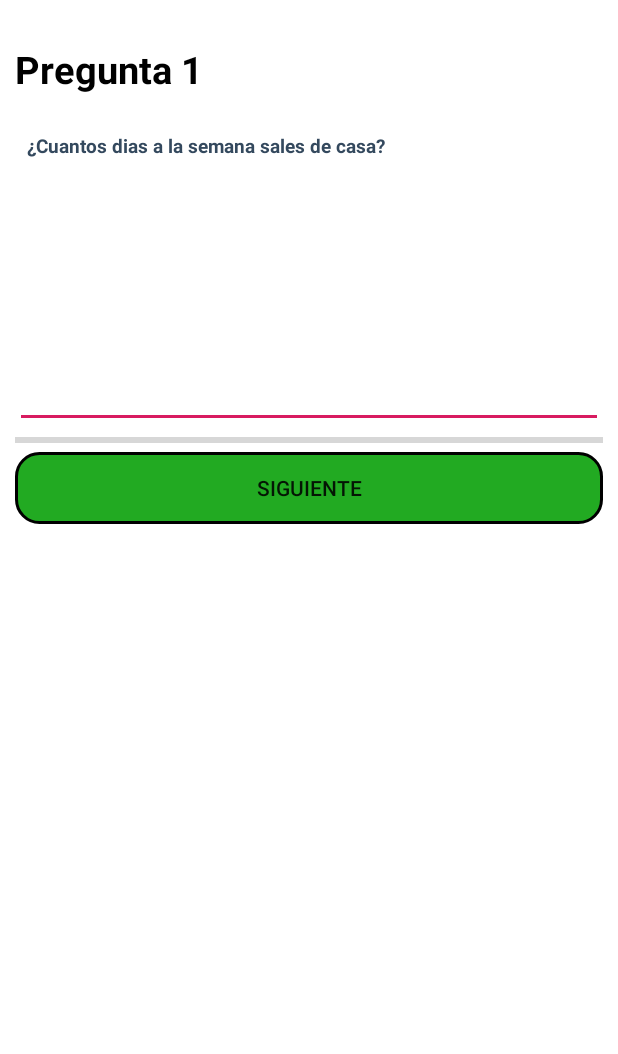
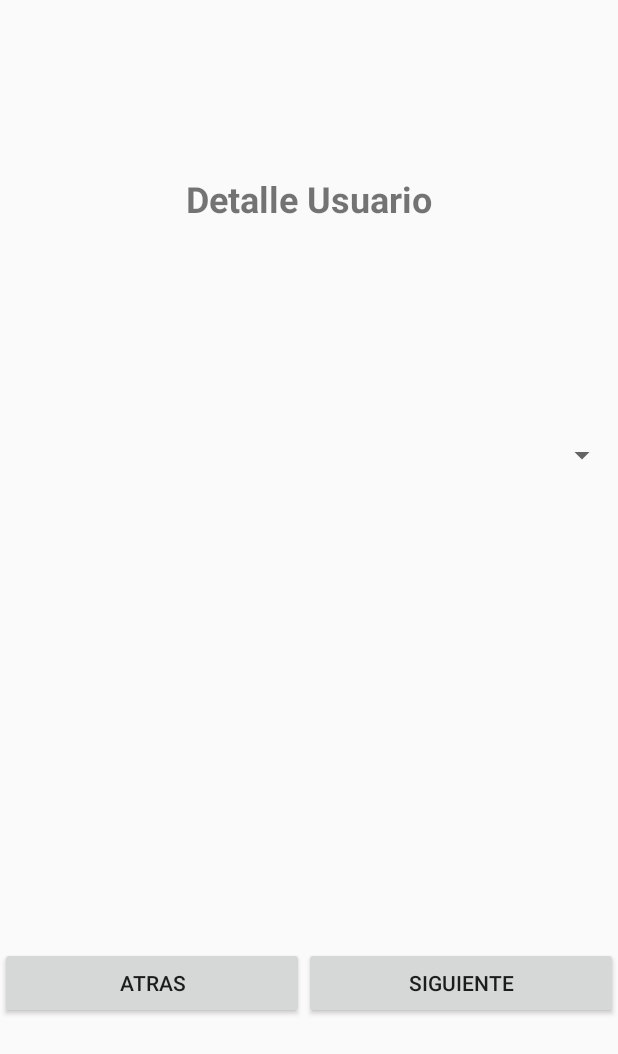
Before and after one commit to yonattan95/DGForm, an Android app: the Encuesta screen opened directly, with no data from a screen before it, on a phone screen of 412 x 824 dp. Shown: the top 1054 px of the screen. Run offline under Robolectric (Android 15) with nearby library versions, the phone set to English and light mode, and no system bars.

Commit message:
Cambio pruebas
cambio para pruebas del aplicativo

```diff
--- a/AppMovil/app/build.gradle
+++ b/AppMovil/app/build.gradle
@@ -33,6 +33,7 @@ dependencies {
     implementation 'com.github.bumptech.glide:glide:4.11.0'
     implementation 'androidx.navigation:navigation-fragment:2.3.0'
     implementation 'androidx.navigation:navigation-ui:2.3.0'
+    implementation 'com.squareup.picasso:picasso:2.5.2'
 
     testImplementation 'junit:junit:4.12'
     testImplementation 'org.junit.jupiter:junit-jupiter:5.6.2'
--- /dev/null
+++ b/AppMovil/app/src/main/java/com/example/navigationdrawerpractica/Fragments/ComboboxFragment.java
@@ -0,0 +1,86 @@
+package com.example.navigationdrawerpractica.Fragments;
+
+import android.app.Activity;
+import android.content.Context;
+import android.content.Intent;
+import android.content.SharedPreferences;
+import android.os.Bundle;
+
+import androidx.annotation.NonNull;
+import androidx.fragment.app.Fragment;
+import androidx.fragment.app.FragmentManager;
+import androidx.fragment.app.FragmentTransaction;
+
+import android.view.LayoutInflater;
+import android.view.View;
+import android.view.ViewGroup;
+import android.widget.Button;
+
+import com.example.navigationdrawerpractica.Interfaces.Encuesta;
+import com.example.navigationdrawerpractica.Interfaces.MainActivity;
+import com.example.navigationdrawerpractica.R;
+
+/**
+ * A simple {@link Fragment} subclass.
+ * Use the {@link ComboboxFragment#newInstance} factory method to
+ * create an instance of this fragment.
+ */
+public class ComboboxFragment extends Fragment {
+
+    private static final String ARG_PARAM1 = "param1";
+    private static final String ARG_PARAM2 = "param2";
+
+    private String mParam1;
+    private String mParam2;
+    FragmentManager fragmentManager;
+    FragmentTransaction fragmentTransaction;
+    Button atras,siguiente;
+
+    public ComboboxFragment() {
+        // Required empty public constructor
+    }
+
+    public static ComboboxFragment newInstance(String param1, String param2) {
+        ComboboxFragment fragment = new ComboboxFragment();
+        Bundle args = new Bundle();
+        args.putString(ARG_PARAM1, param1);
+        args.putString(ARG_PARAM2, param2);
+        fragment.setArguments(args);
+        return fragment;
+    }
+
+    @Override
+    public void onCreate(Bundle savedInstanceState) {
+        super.onCreate(savedInstanceState);
+        if (getArguments() != null) {
+            mParam1 = getArguments().getString(ARG_PARAM1);
+            mParam2 = getArguments().getString(ARG_PARAM2);
+        }
+    }
+
+    @Override
+    public View onCreateView(LayoutInflater inflater, ViewGroup container,
+                             Bundle savedInstanceState) {
+        View view = inflater.inflate(R.layout.fragment_combobox, container, false);
+
+        atras = view.findViewById(R.id.btnAtras);
+        siguiente = view.findViewById(R.id.btnSiguiente);
+
+        siguiente.setOnClickListener(new View.OnClickListener() {
+            @Override
+            public void onClick(View v) {
+                SharedPreferences.Editor sharedPreferences = getActivity().getSharedPreferences("gymapp",Context.MODE_PRIVATE).edit();
+                sharedPreferences.putString("Pregunta","1");
+                sharedPreferences.commit();
+                startActivity(new Intent(getActivity(), Encuesta.class));
+                getActivity().onBackPressed();
+            }
+        });
+
+        return view;
+    }
+    public interface OnMessageReadListener{
+        public void onMessageRead(String Mensaje);
+    }
+
+}
--- /dev/null
+++ b/AppMovil/app/src/main/java/com/example/navigationdrawerpractica/Fragments/EditTextFragment.java
@@ -0,0 +1,86 @@
+package com.example.navigationdrawerpractica.Fragments;
+
+import android.app.Activity;
+import android.content.Context;
+import android.content.Intent;
+import android.content.SharedPreferences;
+import android.net.Uri;
+import android.os.Build;
+import android.os.Bundle;
+
+import androidx.annotation.NonNull;
+import androidx.fragment.app.Fragment;
+import androidx.fragment.app.FragmentManager;
+import androidx.fragment.app.FragmentTransaction;
+
+import android.view.LayoutInflater;
+import android.view.View;
+import android.view.ViewGroup;
+import android.widget.Button;
+
+import com.example.navigationdrawerpractica.Interfaces.Encuesta;
+import com.example.navigationdrawerpractica.Interfaces.LoginActivity;
+import com.example.navigationdrawerpractica.Interfaces.MainActivity;
+import com.example.navigationdrawerpractica.R;
+
+
+public class EditTextFragment extends Fragment {
+
+
+    private static final String ARG_PARAM1 = "param1";
+    private static final String ARG_PARAM2 = "param2";
+
+
+    private String mParam1;
+    private String mParam2;
+
+    Button atras,siguiente;
+    FragmentTransaction transaction;
+    FragmentManager fragmentManager;
+
+
+    public EditTextFragment() {
+        // Required empty public constructor
+    }
+
+    public static EditTextFragment newInstance(String param1, String param2) {
+        EditTextFragment fragment = new EditTextFragment();
+        Bundle args = new Bundle();
+        args.putString(ARG_PARAM1, param1);
+        args.putString(ARG_PARAM2, param2);
+        fragment.setArguments(args);
+        return fragment;
+    }
+
+    @Override
+    public void onCreate(Bundle savedInstanceState) {
+        super.onCreate(savedInstanceState);
+        if (getArguments() != null) {
+            mParam1 = getArguments().getString(ARG_PARAM1);
+            mParam2 = getArguments().getString(ARG_PARAM2);
+        }
+    }
+
+    @Override
+    public View onCreateView(LayoutInflater inflater, ViewGroup container,
+                             Bundle savedInstanceState) {
+        View view = inflater.inflate(R.layout.fragment_edit_text, container, false);
+        atras = view.findViewById(R.id.btnAtras);
+        siguiente = view.findViewById(R.id.btnSiguiente);
+
+        siguiente.setOnClickListener(new View.OnClickListener() {
+            @Override
+            public void onClick(View v) {
+                SharedPreferences.Editor sharedPreferences = getActivity().getSharedPreferences("gymapp",Context.MODE_PRIVATE).edit();
+                sharedPreferences.putString("Pregunta","0");
+                sharedPreferences.commit();
+                startActivity(new Intent(getActivity(),Encuesta.class));
+                getActivity().onBackPressed();
+
+            }
+        });
+
+        return view;
+    }
+
+}
--- a/AppMovil/app/src/main/java/com/example/navigationdrawerpractica/Interfaces/Encuesta.java
+++ b/AppMovil/app/src/main/java/com/example/navigationdrawerpractica/Interfaces/Encuesta.java
@@ -1,19 +1,47 @@
 package com.example.navigationdrawerpractica.Interfaces;
 
 import android.content.Intent;
+import android.content.SharedPreferences;
 import android.os.Bundle;
 import android.view.View;
 
 import androidx.appcompat.app.AppCompatActivity;
+import androidx.fragment.app.Fragment;
+import androidx.fragment.app.FragmentManager;
+import androidx.fragment.app.FragmentTransaction;
 
+import com.example.navigationdrawerpractica.Fragments.ComboboxFragment;
+import com.example.navigationdrawerpractica.Fragments.Detalle_HistorialFragment;
+import com.example.navigationdrawerpractica.Fragments.EditTextFragment;
 import com.example.navigationdrawerpractica.R;
 
-public class Encuesta extends AppCompatActivity {
+public class Encuesta extends AppCompatActivity{
 
+
+    FragmentTransaction transaction;
+    FragmentManager fragmentManager;
+    Fragment fragmentET,fragmentCbb;
     @Override
     protected void onCreate(Bundle savedInstanceState) {
         super.onCreate(savedInstanceState);
         setContentView(R.layout.activity_encuesta);
+        fragmentET = new EditTextFragment();
+        fragmentCbb =  new ComboboxFragment();
+        fragmentManager = getSupportFragmentManager();
+        transaction = fragmentManager.beginTransaction();
+//        transaction.replace(R.id.Preguntascontainer_fragment,new Detalle_HistorialFragment());
+//        transaction.commit();
+        SharedPreferences sharedPreferences = getSharedPreferences("gymapp",MODE_PRIVATE);
+        if (sharedPreferences.getString("Pregunta","") == "1"){
+            transaction.replace(R.id.Preguntascontainer_fragment,new EditTextFragment());
+            transaction.commit();
+        }else{
+            transaction.replace(R.id.Preguntascontainer_fragment,new ComboboxFragment());
+            transaction.commit();
+
+        }
+
+
     }
 
     public void Encu2(View view) {
--- a/AppMovil/app/src/main/java/com/example/navigationdrawerpractica/Interfaces/MainActivity.java
+++ b/AppMovil/app/src/main/java/com/example/navigationdrawerpractica/Interfaces/MainActivity.java
@@ -114,7 +114,7 @@ public class MainActivity extends AppCompatActivity implements NavigationView.On
         if(menuItem.getItemId() == R.id.personas){
             fragmentManager = getSupportFragmentManager();
             fragmentTransaction = fragmentManager.beginTransaction();
-            //fragmentTransaction.replace(R.id.container_fragment,new PersonasFragment());
+          //  fragmentTransaction.replace(R.id.container_fragment,new PersonasFragment());
             fragmentTransaction.replace(R.id.container_fragment,new EncuestaFragment());
             fragmentTransaction.commit();
         }
--- a/AppMovil/app/src/main/res/layout/activity_encuesta.xml
+++ b/AppMovil/app/src/main/res/layout/activity_encuesta.xml
@@ -1,54 +1,16 @@
 <?xml version="1.0" encoding="utf-8"?>
 <LinearLayout xmlns:android="http://schemas.android.com/apk/res/android"
-    xmlns:app="http://schemas.android.com/apk/res-auto"
     xmlns:tools="http://schemas.android.com/tools"
+    android:orientation="vertical"
     android:layout_width="match_parent"
     android:layout_height="match_parent"
-    android:background="@color/blanco"
-    tools:context=".Interfaces.Encuesta">
+    tools:context=".Interfaces.Encuesta"
+    android:layout_marginTop="55dp">
 
-
-
-    <LinearLayout
+    <FrameLayout
+        android:id="@+id/Preguntascontainer_fragment"
         android:layout_width="match_parent"
-        android:layout_height="wrap_content"
-        android:orientation="vertical"
-        android:paddingBottom="10dp"
-        android:paddingTop="10dp"
-        android:paddingRight="10dp"
-        android:paddingLeft="10dp"
-        android:gravity="center">
-
-        <TextView
-            style="@style/titlepre"
-            android:layout_width="match_parent"
-            android:layout_height="wrap_content"
-            android:text="Pregunta 1" />
-
-        <TextView
-            android:layout_width="match_parent"
-            android:layout_height="wrap_content"
-            style="@style/pregunta"
-            android:text="¿Cuantos dias a la semana sales de casa?"/>
-
-        <EditText
-            android:layout_width="match_parent"
-            android:layout_height="wrap_content"
-            android:paddingBottom="20mm"/>
-
-        <ProgressBar
-            android:id="@+id/progressBar2"
-            style="?android:attr/progressBarStyleHorizontal"
-            android:layout_width="match_parent"
-            android:layout_height="wrap_content" />
-
-        <Button
-            android:id="@+id/button11"
-            android:layout_width="match_parent"
-            android:layout_height="wrap_content"
-            android:background="@drawable/boton"
-            android:onClick="Encu2"
-            android:text="Siguiente" />
-
-    </LinearLayout>
+        android:layout_height="match_parent"
+        android:layout_marginTop="5dp"
+        />
 </LinearLayout>
--- /dev/null
+++ b/AppMovil/app/src/main/res/layout/fragment_combobox.xml
@@ -0,0 +1,59 @@
+<?xml version="1.0" encoding="utf-8"?>
+<LinearLayout xmlns:android="http://schemas.android.com/apk/res/android"
+    xmlns:tools="http://schemas.android.com/tools"
+    android:orientation="vertical"
+    android:layout_width="match_parent"
+    android:layout_height="match_parent"
+    tools:context=".Fragments.ComboboxFragment"
+    android:layout_marginTop="55dp">
+
+    <TextView
+        android:id="@+id/tvPreguntasp"
+        android:layout_width="match_parent"
+        android:layout_height="wrap_content"
+        android:gravity="center"
+        android:paddingBottom="10dp"
+        android:text="Detalle Usuario"
+        android:textSize="24sp"
+        android:textStyle="bold">
+
+    </TextView>
+
+    <TextView
+        android:id="@+id/tvPregunta"
+        android:gravity="center"
+        android:textSize="50dp"
+        android:textStyle="bold"
+        android:layout_width="match_parent"
+        android:layout_height="wrap_content">
+    </TextView>
+
+    <Spinner
+        android:id="@+id/spRespuesta"
+        android:layout_width="match_parent"
+        android:layout_height="55dp"
+        android:layout_marginTop="50dp"
+        android:gravity="center"
+        android:textSize="30sp"
+        android:textStyle="bold" />
+
+    <LinearLayout
+        android:orientation="horizontal"
+        android:layout_width="match_parent"
+        android:layout_height="wrap_content"
+        android:layout_marginTop="300dp">
+        <Button
+            android:id="@+id/btnAtras"
+            android:layout_width="wrap_content"
+            android:layout_height="wrap_content"
+            android:text="Atras"
+            android:layout_weight="1" />
+        <Button
+            android:id="@+id/btnSiguiente"
+            android:layout_width="wrap_content"
+            android:layout_height="wrap_content"
+            android:layout_weight="1"
+            android:text="Siguiente"/>
+    </LinearLayout>
+
+</LinearLayout>
```
Also changed, not shown: AppMovil/app/src/main/java/com/example/navigationdrawerpractica/Entidades/Usuario.java (+25 -1 lines), AppMovil/app/src/main/java/com/example/navigationdrawerpractica/Fragments/PerfilFragment.java (+20 -7 lines), AppMovil/app/src/main/java/com/example/navigationdrawerpractica/Interfaces/LoginActivity.java (+37 -27 lines), AppMovil/app/src/main/res/layout/fragment_edit_text.xml (added, +58 -0 lines), AppMovil/app/src/main/res/layout/fragment_perfil.xml (+27 -10 lines), 1 other file.
